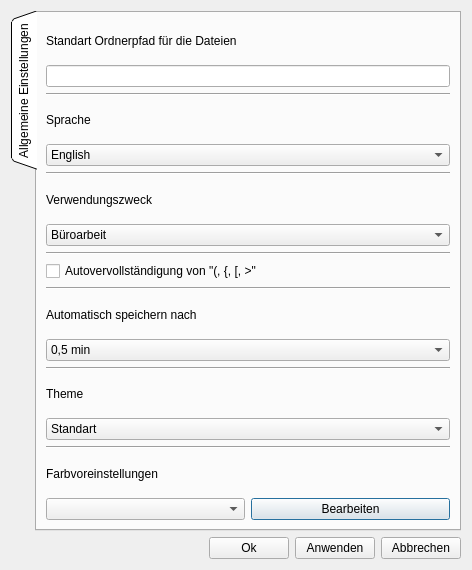
Old version of the form settingsdialog.ui in the repository AwesomeTextEdtor/Texteditor.
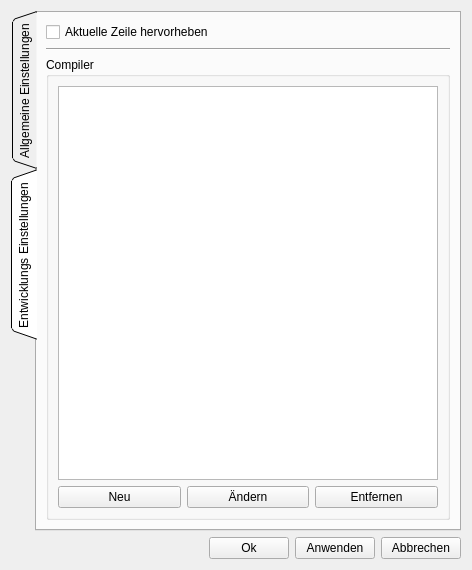
New version of the form.

```diff
--- a/settingsdialog.ui
+++ b/settingsdialog.ui
@@ -29,7 +29,7 @@
       <enum>QTabWidget::Triangular</enum>
      </property>
      <property name="currentIndex">
-      <number>0</number>
+      <number>1</number>
      </property>
      <property name="movable">
       <bool>true</bool>
@@ -137,7 +137,7 @@
        <item>
         <widget class="QCheckBox" name="checkBoxAutocomplete">
          <property name="text">
-          <string>Autovervollständigung von &quot;(, {, [, &gt;&quot;</string>
+          <string>Autovervollständigung von &quot;(, {, [, ', &quot;, &gt;&quot;</string>
          </property>
         </widget>
        </item>
@@ -269,6 +269,64 @@
        </item>
       </layout>
      </widget>
+     <widget class="QWidget" name="tabDeveloppementSettings">
+      <attribute name="title">
+       <string>Entwicklungs Einstellungen</string>
+      </attribute>
+      <layout class="QVBoxLayout" name="verticalLayout_10">
+       <item>
+        <widget class="QCheckBox" name="highlightCurrentCheckBox">
+         <property name="text">
+          <string>Aktuelle Zeile hervorheben</string>
+         </property>
+        </widget>
+       </item>
+       <item>
+        <widget class="Line" name="line_7">
+         <property name="orientation">
+          <enum>Qt::Horizontal</enum>
+         </property>
+        </widget>
+       </item>
+       <item>
+        <widget class="QGroupBox" name="groupBox">
+         <property name="title">
+          <string>Compiler</string>
+         </property>
+         <layout class="QVBoxLayout" name="verticalLayout_9">
+          <item>
+           <widget class="QTableWidget" name="tableWidget"/>
+          </item>
+          <item>
+           <layout class="QHBoxLayout" name="horizontalLayout_3">
+            <item>
+             <widget class="QPushButton" name="newCompilerButton">
+              <property name="text">
+               <string>Neu</string>
+              </property>
+             </widget>
+            </item>
+            <item>
+             <widget class="QPushButton" name="editCompilerButton">
+              <property name="text">
+               <string>Ändern</string>
+              </property>
+             </widget>
+            </item>
+            <item>
+             <widget class="QPushButton" name="removeCompilerButton">
+              <property name="text">
+               <string>Entfernen</string>
+              </property>
+             </widget>
+            </item>
+           </layout>
+          </item>
+         </layout>
+        </widget>
+       </item>
+      </layout>
+     </widget>
     </widget>
    </item>
    <item>
```
Left out of the diff: 2 changed lines with no effect on the pictures.
